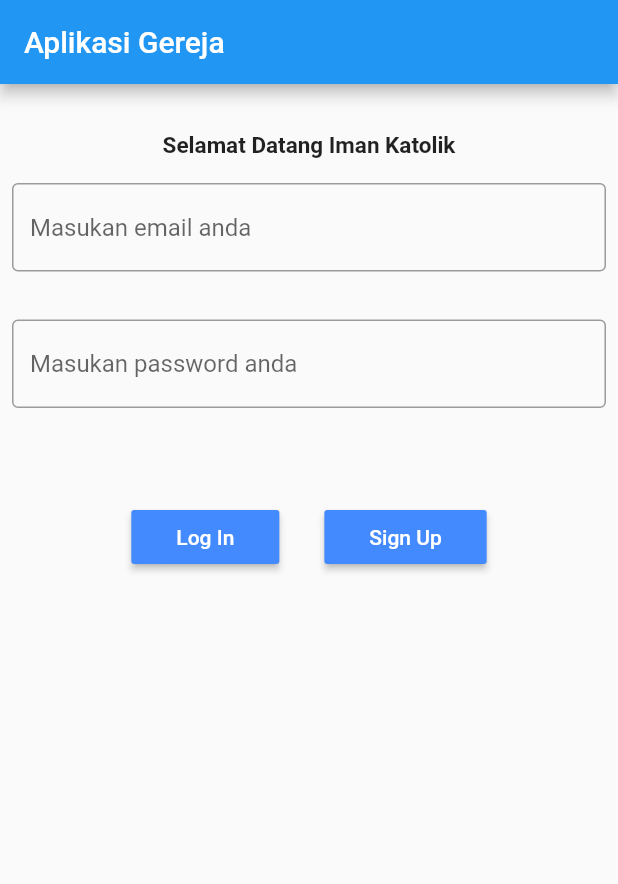
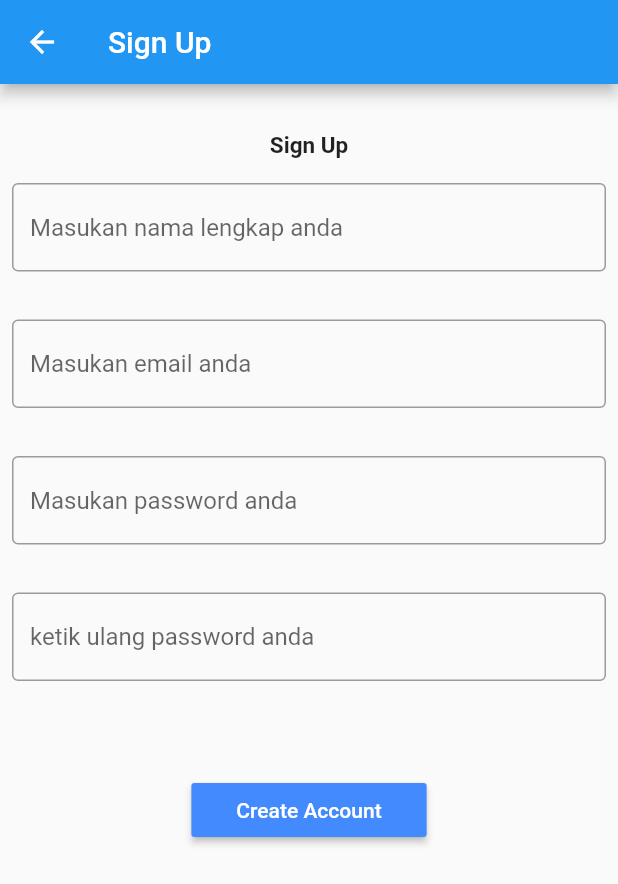
Before and after one commit to DavidDimasPatty/Pelayanan-Iman-Katolik, a Flutter app: the screen it shows after launch, after a tap on "Sign Up", on a phone screen of 412 x 824 dp. Shown: the top 884 px of the screen. Run offline on Flutter 3.47's test engine with Material 2 defaults, Android fonts, the phone set to English and light mode, and no system bars; missing offline and left inert: mongo_dart; statements that could not run were skipped.

Commit message:
add sign up page

```diff
--- a/lib/login.dart
+++ b/lib/login.dart
@@ -1,11 +1,15 @@
-import 'package:flutter/src/foundation/key.dart';
-import 'package:flutter/src/widgets/framework.dart';
 import 'package:flutter/material.dart';
+import 'package:pelayanan_iman_katolik/singup.dart';
 
 class Login extends StatelessWidget {
+  const Login({super.key});
   @override
   Widget build(BuildContext context) {
-    return Column(
+    return Scaffold(
+        appBar: AppBar(
+          title: const Text('Login'),
+        ),
+        body: Column(
           children: <Widget>[
             Padding(
               padding: EdgeInsets.symmetric(horizontal: 8, vertical: 16),
@@ -40,24 +44,29 @@ class Login extends StatelessWidget {
               padding: EdgeInsets.symmetric(horizontal: 8, vertical: 16),
               child: ButtonBar(
                 alignment: MainAxisAlignment.center,
-            buttonPadding: EdgeInsets.symmetric(horizontal: 30, vertical: 10),
+                buttonPadding:
+                    EdgeInsets.symmetric(horizontal: 30, vertical: 10),
                 children: [
                   RaisedButton(
                       child: Text("Log In"),
                       textColor: Colors.white,
                       color: Colors.blueAccent,
-                onPressed: () {},
-              ),
+                      onPressed: () {}),
                   RaisedButton(
                     child: Text("Sign Up"),
                     textColor: Colors.white,
                     color: Colors.blueAccent,
-                onPressed: () {},
+                    onPressed: () {
+                      Navigator.push(
+                        context,
+                        MaterialPageRoute(builder: (context) => SignUp()),
+                      );
+                    },
                   ),
                 ],
               ),
             ),
           ],
-    );
+        ));
   }
 }
--- a/lib/main.dart
+++ b/lib/main.dart
@@ -10,32 +10,35 @@ void main() async {
   WidgetsFlutterBinding.ensureInitialized();
   await MongoDatabase.connect();
   await MongoDatabase.showUser();
-  runApp(MyApp());
+  runApp(MaterialApp(
+    title: 'Navigation Basics',
+    home: Login(),
+  ));
 }
 
-class MyApp extends StatefulWidget {
-  @override
-  State<StatefulWidget> createState() {
-    return _MyAppState();
-  }
-}
+// class MyApp extends StatefulWidget {
+//   @override
+//   State<StatefulWidget> createState() {
+//     return MyAppState(Login());
+//   }
+// }
 
 /////////////////////////////////////////////
 //////////////////////////////////////////////
-class _MyAppState extends State<MyApp> {
-  @override
-  Widget build(BuildContext context) {
-    void printLog() {
-      print('Button Pressed');
-    }
+// class MyAppState extends State<MyApp> {
+//   final Function page;
 
-    return MaterialApp(
-      home: Scaffold(
-        appBar: AppBar(
-          title: Text('Aplikasi Gereja'),
-        ),
-        body: Login(),
-      ),
-    );
-  }
-}
+//   MyAppState(this.page);
+
+//   @override
+//   Widget build(BuildContext context) {
+//     return MaterialApp(
+//       home: Scaffold(
+//         appBar: AppBar(
+//           title: Text('Aplikasi Gereja'),
+//         ),
+//         body: page(),
+//       ),
+//     );
+//   }
+// }
--- /dev/null
+++ b/lib/singup.dart
@@ -0,0 +1,80 @@
+import 'package:flutter/src/foundation/key.dart';
+import 'package:flutter/src/widgets/framework.dart';
+import 'package:flutter/material.dart';
+
+class SignUp extends StatelessWidget {
+  const SignUp({super.key});
+  @override
+  Widget build(BuildContext context) {
+    return Scaffold(
+      appBar: AppBar(
+        title: const Text('Sign Up'),
+      ),
+      body: Column(
+        children: <Widget>[
+          Padding(
+            padding: EdgeInsets.symmetric(horizontal: 8, vertical: 16),
+          ),
+          Text(
+            'Sign Up',
+            style: TextStyle(
+              fontSize: 15,
+              fontWeight: FontWeight.bold,
+            ),
+            textAlign: TextAlign.center,
+          ),
+          Padding(
+            padding: EdgeInsets.symmetric(horizontal: 8, vertical: 16),
+            child: TextField(
+              decoration: InputDecoration(
+                border: OutlineInputBorder(),
+                hintText: 'Masukan nama lengkap anda',
+              ),
+            ),
+          ),
+          Padding(
+            padding: EdgeInsets.symmetric(horizontal: 8, vertical: 16),
+            child: TextField(
+              decoration: InputDecoration(
+                border: OutlineInputBorder(),
+                hintText: 'Masukan email anda',
+              ),
+            ),
+          ),
+          Padding(
+            padding: EdgeInsets.symmetric(horizontal: 8, vertical: 16),
+            child: TextField(
+              decoration: InputDecoration(
+                border: OutlineInputBorder(),
+                hintText: 'Masukan password anda',
+              ),
+            ),
+          ),
+          Padding(
+            padding: EdgeInsets.symmetric(horizontal: 8, vertical: 16),
+            child: TextField(
+              decoration: InputDecoration(
+                border: OutlineInputBorder(),
+                hintText: 'ketik ulang password anda',
+              ),
+            ),
+          ),
+          Padding(
+            padding: EdgeInsets.symmetric(horizontal: 8, vertical: 16),
+            child: ButtonBar(
+              alignment: MainAxisAlignment.center,
+              buttonPadding: EdgeInsets.symmetric(horizontal: 30, vertical: 10),
+              children: [
+                RaisedButton(
+                    child: Text("Create Account"),
+                    textColor: Colors.white,
+                    color: Colors.blueAccent,
+                    onPressed: () {}),
+              ],
+            ),
+          ),
+        ],
+      ),
+    );
+  }
+}
```
Lines whose indentation alone changed are shown as unchanged.
